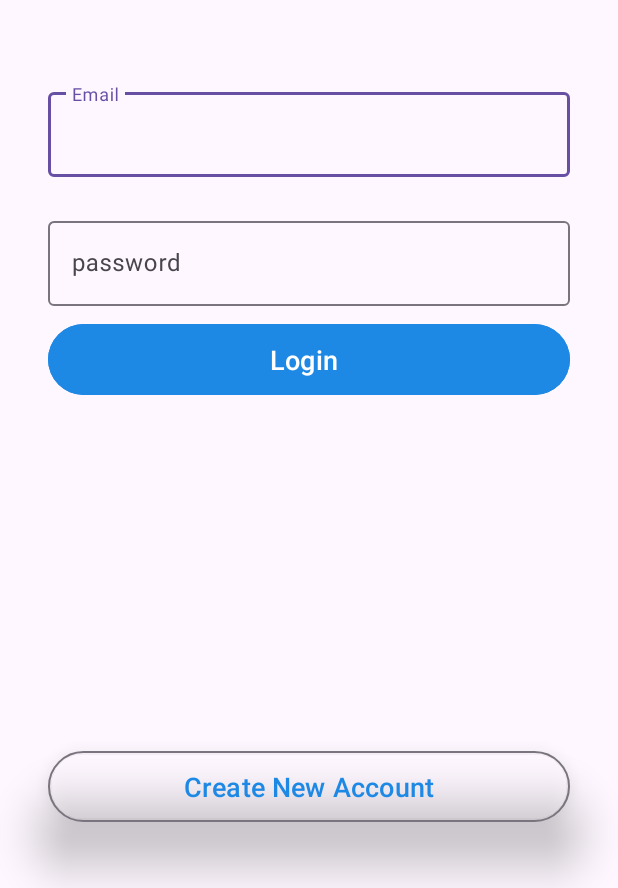
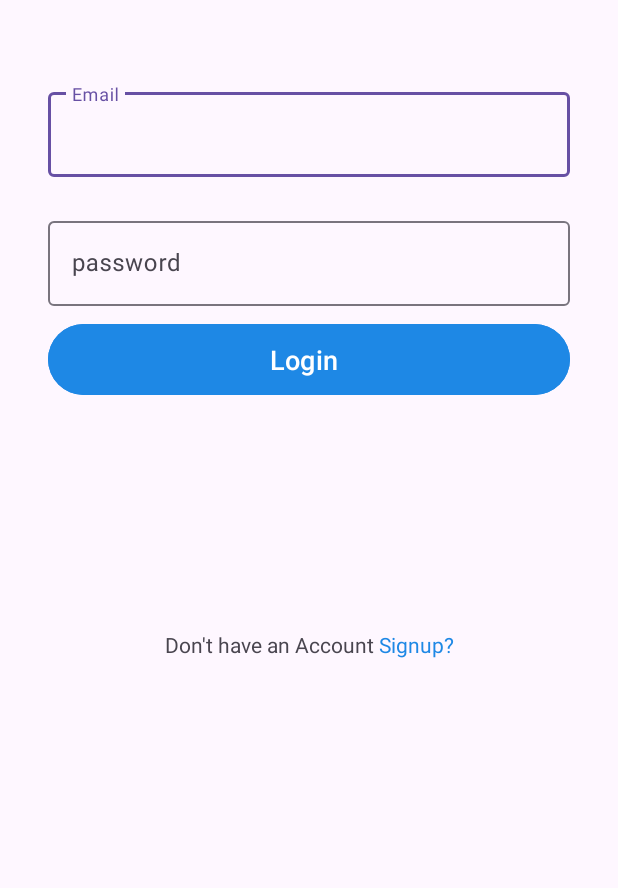
Before and after one commit to jinpengchen-cyber/JC5520Final, an Android app: the LoginActivity screen opened directly, with no data from a screen before it, on a phone screen of 412 x 824 dp, the part 348-1236 px from its top. Run offline under Robolectric (Android 15) with nearby library versions, the phone set to English and light mode, and no system bars; our stand-ins replace Firebase (no records; nobody signed in at launch, a user with empty details on screens opened directly).

Commit message:
bug fixed

```diff
--- a/app/src/main/java/edu/northeastern/sportiverse/LoginActivity.java
+++ b/app/src/main/java/edu/northeastern/sportiverse/LoginActivity.java
@@ -2,6 +2,8 @@ package edu.northeastern.sportiverse;
 
 import android.content.Intent;
 import android.os.Bundle;
+import android.text.Html;
+import android.widget.TextView;
 import android.widget.Toast;
 import androidx.appcompat.app.AppCompatActivity;
 import com.google.firebase.auth.FirebaseAuth;
@@ -37,5 +39,24 @@ public class LoginActivity extends AppCompatActivity {
                         });
             }
         });
+
+        // Find the TextView for signup prompt
+        TextView signUpPrompt = findViewById(R.id.login);
+
+        // HTML styled text
+        String styledText = "Don't have an Account <font color='#1E88E5'>Signup?</font>";
+
+        // Apply the styled text depending on Android version
+        if (android.os.Build.VERSION.SDK_INT >= android.os.Build.VERSION_CODES.N) {
+            signUpPrompt.setText(Html.fromHtml(styledText, Html.FROM_HTML_MODE_LEGACY));
+        } else {
+            signUpPrompt.setText(Html.fromHtml(styledText));
+        }
+
+        // Set OnClickListener to navigate to SignUpActivity
+        signUpPrompt.setOnClickListener(view -> {
+            Intent intent = new Intent(LoginActivity.this, SignUpActivity.class);
+            startActivity(intent);
+        });
     }
 }
--- a/app/src/main/java/edu/northeastern/sportiverse/Utils/Constants.java
+++ b/app/src/main/java/edu/northeastern/sportiverse/Utils/Constants.java
@@ -4,9 +4,7 @@ public class Constants {
     public static final String USER_NODE = "Users";
     public static final String USER_PROFILE_FOLDER = "Profile";
     public static final String POST_FOLDER = "PostImages";
-    public static final String REEL_FOLDER = "Reels";
     public static final String POST = "Post";
-//    public static final String REEL = "Reel";
     public static final String FOLLOW = "FOLLOW";
     public static final String USER_POSTS = "USER_POSTS" ;
 }
--- a/app/src/main/res/layout/activity_login.xml
+++ b/app/src/main/res/layout/activity_login.xml
@@ -71,18 +71,14 @@
         app:layout_constraintTop_toBottomOf="@+id/pass" />
 
 
-    <Button
-        style="@style/Widget.Material3.Button.OutlinedButton"
-        android:layout_width="0dp"
-        android:layout_height="55dp"
-        android:layout_marginBottom="40dp"
-        android:elevation="20dp"
-        android:shadowColor="@android:color/transparent"
-        android:text="Create New Account"
-        android:textColor="@color/blue"
-        android:textSize="18sp"
+    <TextView
+        android:id="@+id/login"
+        android:layout_width="wrap_content"
+        android:layout_height="wrap_content"
+        android:text="Don't have an Account Signup ?"
         app:layout_constraintBottom_toBottomOf="parent"
-        app:layout_constraintEnd_toEndOf="@+id/login_btn"
-        app:layout_constraintStart_toStartOf="@+id/login_btn" />
+        app:layout_constraintEnd_toEndOf="parent"
+        app:layout_constraintStart_toStartOf="parent"
+        app:layout_constraintTop_toBottomOf="@+id/login_btn" />
 
 </androidx.constraintlayout.widget.ConstraintLayout>
```
Also changed, not shown: app/src/main/java/edu/northeastern/sportiverse/fragments/AddFragment.java (+1 -6 lines), app/src/main/res/layout/fragment_add.xml (+0 -26 lines), app/src/main/res/layout/fragment_my_reels.xml (deleted, +0 -12 lines), app/src/main/res/drawable/home.png.
